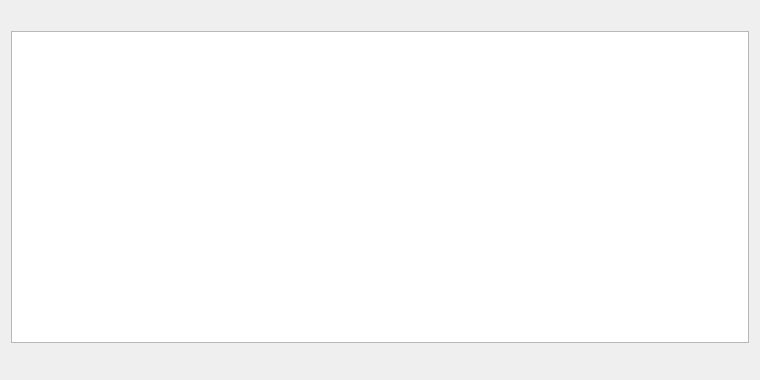
This is src/qt/forms/addressbookpage.ui in FantasyGold/FantasyGold-Core as Qt 5 draws it before an edit. The edited form follows.
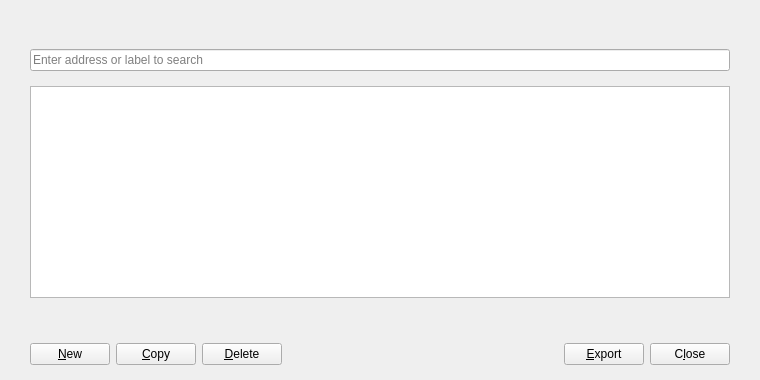
This is the edited form. Icons and pictures are not drawn. Custom widgets are drawn as their Qt base class.

Diff of the .ui file:
```diff
--- a/src/qt/forms/addressbookpage.ui
+++ b/src/qt/forms/addressbookpage.ui
@@ -11,6 +11,38 @@
    </rect>
   </property>
   <layout class="QVBoxLayout" name="verticalLayout">
+   <property name="spacing">
+    <number>0</number>
+   </property>
+   <property name="leftMargin">
+    <number>0</number>
+   </property>
+   <property name="topMargin">
+    <number>0</number>
+   </property>
+   <property name="rightMargin">
+    <number>0</number>
+   </property>
+   <property name="bottomMargin">
+    <number>0</number>
+   </property>
+   <item>
+    <layout class="QVBoxLayout" name="verticalLayout_2">
+     <property name="spacing">
+      <number>15</number>
+     </property>
+     <property name="leftMargin">
+      <number>30</number>
+     </property>
+     <property name="topMargin">
+      <number>20</number>
+     </property>
+     <property name="rightMargin">
+      <number>30</number>
+     </property>
+     <property name="bottomMargin">
+      <number>20</number>
+     </property>
    <item>
     <widget class="QLabel" name="labelExplanation">
      <property name="textFormat">
@@ -21,45 +53,15 @@
      </property>
     </widget>
    </item>
+     <item>
+      <widget class="QLineEdit" name="searchLineEdit">
+       <property name="placeholderText">
+        <string>Enter address or label to search</string>
+       </property>
+      </widget>
+     </item>
    <item>
     <widget class="QTableView" name="tableView">
-     <property name="palette">
-      <palette>
-       <active>
-        <colorrole role="Text">
-         <brush brushstyle="SolidPattern">
-          <color alpha="255">
-           <red>51</red>
-           <green>51</green>
-           <blue>51</blue>
-          </color>
-         </brush>
-        </colorrole>
-       </active>
-       <inactive>
-        <colorrole role="Text">
-         <brush brushstyle="SolidPattern">
-          <color alpha="255">
-           <red>51</red>
-           <green>51</green>
-           <blue>51</blue>
-          </color>
-         </brush>
-        </colorrole>
-       </inactive>
-       <disabled>
-        <colorrole role="Text">
-         <brush brushstyle="SolidPattern">
-          <color alpha="255">
-           <red>85</red>
-           <green>85</green>
-           <blue>85</blue>
-          </color>
-         </brush>
-        </colorrole>
-       </disabled>
-      </palette>
-     </property>
      <property name="contextMenuPolicy">
       <enum>Qt::CustomContextMenu</enum>
      </property>
@@ -86,18 +88,33 @@
      </attribute>
     </widget>
    </item>
+    </layout>
+   </item>
    <item>
+    <widget class="QWidget" name="buttonsContainerWhite" native="true">
     <layout class="QHBoxLayout" name="horizontalLayout">
+      <property name="leftMargin">
+       <number>30</number>
+      </property>
+      <property name="topMargin">
+       <number>25</number>
+      </property>
+      <property name="rightMargin">
+       <number>30</number>
+      </property>
+      <property name="bottomMargin">
+       <number>15</number>
+      </property>
      <item>
-      <widget class="QtMaterialFlatButton" name="newAddress" native="true">
+       <widget class="QPushButton" name="newAddress">
        <property name="toolTip">
         <string>Create a new address</string>
        </property>
-       <property name="text" stdset="0">
-        <string>New</string>
-       </property>
-       <property name="icon" stdset="0">
-        <iconset resource="../fantasygold.qrc">
+        <property name="text">
+         <string>&amp;New</string>
+        </property>
+        <property name="icon">
+         <iconset resource="../bitcoin.qrc">
          <normaloff>:/icons/add</normaloff>:/icons/add</iconset>
        </property>
        <property name="autoDefault" stdset="0">
@@ -106,15 +123,15 @@
       </widget>
      </item>
      <item>
-      <widget class="QtMaterialFlatButton" name="copyAddress" native="true">
+       <widget class="QPushButton" name="copyAddress">
        <property name="toolTip">
         <string>Copy the currently selected address to the system clipboard</string>
        </property>
-       <property name="text" stdset="0">
-        <string>Copy</string>
-       </property>
-       <property name="icon" stdset="0">
-        <iconset resource="../fantasygold.qrc">
+        <property name="text">
+         <string>&amp;Copy</string>
+        </property>
+        <property name="icon">
+         <iconset resource="../bitcoin.qrc">
          <normaloff>:/icons/editcopy</normaloff>:/icons/editcopy</iconset>
        </property>
        <property name="autoDefault" stdset="0">
@@ -123,15 +140,15 @@
       </widget>
      </item>
      <item>
-      <widget class="QtMaterialFlatButton" name="deleteAddress" native="true">
+       <widget class="QPushButton" name="deleteAddress">
        <property name="toolTip">
         <string>Delete the currently selected address from the list</string>
        </property>
-       <property name="text" stdset="0">
-        <string>Delete</string>
-       </property>
-       <property name="icon" stdset="0">
-        <iconset resource="../fantasygold.qrc">
+        <property name="text">
+         <string>&amp;Delete</string>
+        </property>
+        <property name="icon">
+         <iconset resource="../bitcoin.qrc">
          <normaloff>:/icons/remove</normaloff>:/icons/remove</iconset>
        </property>
        <property name="autoDefault" stdset="0">
@@ -146,22 +163,22 @@
        </property>
        <property name="sizeHint" stdset="0">
         <size>
-         <width>40</width>
+          <width>267</width>
          <height>20</height>
         </size>
        </property>
       </spacer>
      </item>
      <item>
-      <widget class="QtMaterialFlatButton" name="exportButton" native="true">
+       <widget class="QPushButton" name="exportButton">
        <property name="toolTip">
         <string>Export the data in the current tab to a file</string>
        </property>
-       <property name="text" stdset="0">
-        <string>Export</string>
-       </property>
-       <property name="icon" stdset="0">
-        <iconset resource="../fantasygold.qrc">
+        <property name="text">
+         <string>&amp;Export</string>
+        </property>
+        <property name="icon">
+         <iconset resource="../bitcoin.qrc">
          <normaloff>:/icons/export</normaloff>:/icons/export</iconset>
        </property>
        <property name="autoDefault" stdset="0">
@@ -170,32 +187,26 @@
       </widget>
      </item>
      <item>
-      <widget class="QtMaterialFlatButton" name="closeButton" native="true">
+       <widget class="QPushButton" name="closeButton">
        <property name="sizePolicy">
         <sizepolicy hsizetype="Minimum" vsizetype="Minimum">
          <horstretch>0</horstretch>
          <verstretch>0</verstretch>
         </sizepolicy>
        </property>
-       <property name="text" stdset="0">
-        <string>Close</string>
-       </property>
-       <property name="autoDefault" stdset="0">
+        <property name="text">
+         <string>C&amp;lose</string>
+        </property>
+        <property name="autoDefault">
         <bool>false</bool>
        </property>
       </widget>
      </item>
     </layout>
+    </widget>
    </item>
   </layout>
  </widget>
- <customwidgets>
-  <customwidget>
-   <class>QtMaterialFlatButton</class>
-   <extends>QWidget</extends>
-   <header>qtmaterialflatbutton.h</header>
-  </customwidget>
- </customwidgets>
  <resources>
   <include location="../fantasygold.qrc"/>
  </resources>
```
Left out of the diff: 10 changed lines with no effect on the pictures. Lines whose indentation alone changed are shown as unchanged.
